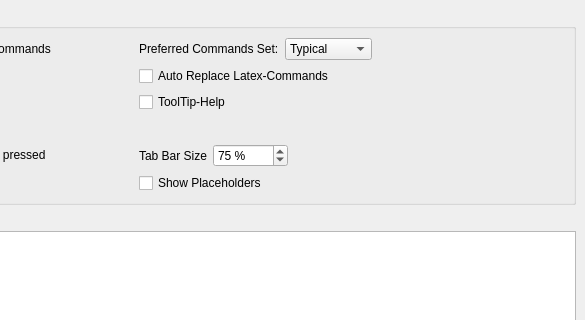
Old version of the form configdialog.ui in the repository texstudio-org/texstudio; both pictures show x 531 to 1116 and y 0 to 320 of the 1116 by 674 pixel window.
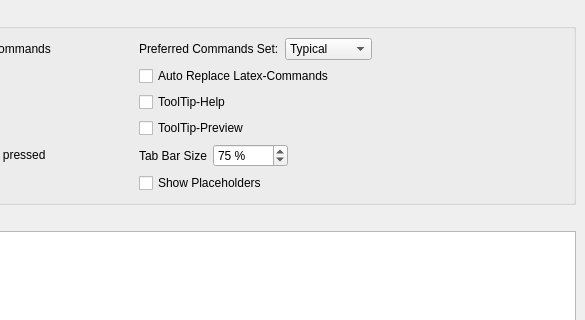
New version of the form. The open tabs and pages were chosen to show the change. Icons and pictures are not drawn.

Commit message: activate tooltip help and tooltip preview separately for completer

```diff
--- a/configdialog.ui
+++ b/configdialog.ui
@@ -2953,6 +2953,16 @@
             </property>
            </widget>
           </item>
+          <item row="3" column="1">
+           <widget class="QCheckBox" name="checkBoxToolTipCompletePreview">
+            <property name="toolTip">
+             <string>Shows a tooltip with target text for labels/bibitem, previews colors or images</string>
+            </property>
+            <property name="text">
+             <string>ToolTip-Preview</string>
+            </property>
+           </widget>
+          </item>
          </layout>
         </widget>
        </item>
```
Left out of the diff: 17 changed lines with no effect on the pictures. The commit also changes 3 other files.
